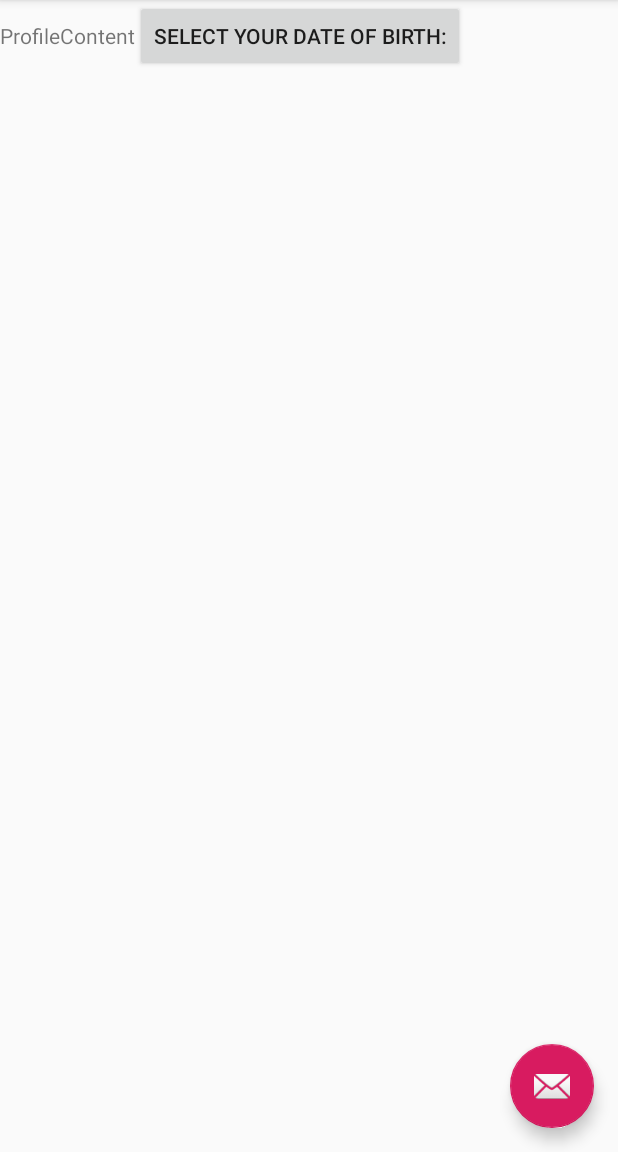
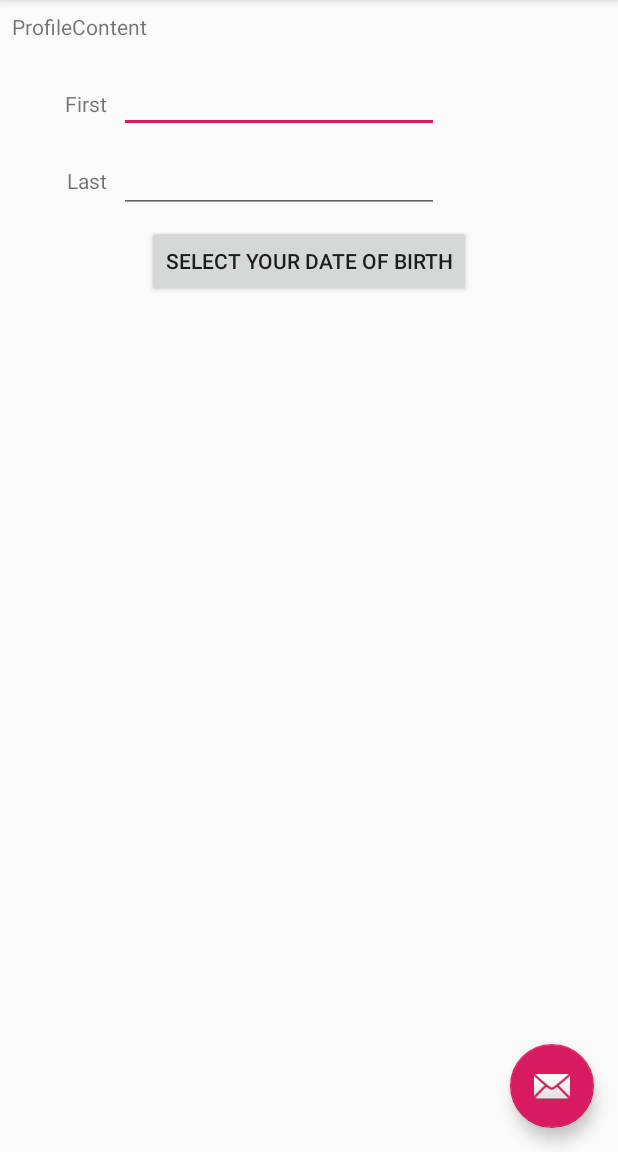
Before and after one commit to Billyjim1/CollegeAppBilly, an Android app: the screen it shows after launch (ApplicantActivity), in the side drawer, after a tap on "Profile", on a phone screen of 412 x 824 dp, the part 84-1236 px from its top. Run offline under Robolectric (Android 15) with nearby library versions, the phone set to English and light mode, and no system bars; libraries missing offline, so code that uses them is left out: com.backendless, com.backendless.async, com.backendless.exceptions, com.backendless.rt; 7 statements that could not run were skipped.

Commit message:
4/4/2019

```diff
--- a/app/src/main/java/com/insufficientlight/CollegeAppBilly/ApplicantActivity.java
+++ b/app/src/main/java/com/insufficientlight/CollegeAppBilly/ApplicantActivity.java
@@ -24,14 +24,16 @@ import com.backendless.exceptions.BackendlessFault;
 import static com.backendless.rt.RTTypes.log;
 
 public class ApplicantActivity extends AppCompatActivity
-        implements NavigationView.OnNavigationItemSelectedListener {
+        implements NavigationView.OnNavigationItemSelectedListener
+{
 
     Fragment contentFragment = null;
 
     String APP_ID;
     String API_KEY;
     @Override
-    protected void onCreate(Bundle savedInstanceState) {
+    protected void onCreate(Bundle savedInstanceState)
+    {
         super.onCreate(savedInstanceState);
         APP_ID = getString(R.string.APP_ID);
         API_KEY = getString(R.string.API_KEY);
@@ -41,18 +43,19 @@ public class ApplicantActivity extends AppCompatActivity
         BackendlessUser user = new BackendlessUser();
         user.setEmail("Billy@insufficient-light.com");
         user.setPassword("CorrectHorseBatteryStaple");
+        Log.i("Registration", "Calling Backendless");
         Backendless.UserService.register(user, new AsyncCallback<BackendlessUser>()
         {
             @Override
             public void handleResponse(BackendlessUser response)
             {
-                Log.i("user", response.getEmail()+ "You've been registered dipshit");
+                Log.i("user", response.getEmail()+ "You've been registered");
             }
 
             @Override
             public void handleFault(BackendlessFault fault)
             {
-                Log.e("Backendless Error", fault.getMessage());
+                Log.e("Back end less Error", fault.getMessage());
             }
         });
         setContentView(R.layout.activity_applicant);
@@ -63,7 +66,7 @@ public class ApplicantActivity extends AppCompatActivity
         fab.setOnClickListener(new View.OnClickListener() {
             @Override
             public void onClick(View view) {
-                Snackbar.make(view, "Replace with your own action", Snackbar.LENGTH_LONG)
+                Snackbar.make(view, "*Confused Screaming*   ", Snackbar.LENGTH_LONG)
                         .setAction("Action", null).show();
             }
         });
--- a/app/src/main/res/layout/fragment_profile.xml
+++ b/app/src/main/res/layout/fragment_profile.xml
@@ -1,23 +1,76 @@
 <?xml version="1.0" encoding="utf-8"?>
-<android.support.constraint.ConstraintLayout
-    xmlns:android="http://schemas.android.com/apk/res/android" android:layout_width="match_parent"
-    android:layout_height="match_parent">
-
-    <LinearLayout
+<android.support.constraint.ConstraintLayout xmlns:android="http://schemas.android.com/apk/res/android"
+    xmlns:app="http://schemas.android.com/apk/res-auto"
+    xmlns:tools="http://schemas.android.com/tools"
     android:layout_width="match_parent"
     android:layout_height="match_parent">
 
+
     <TextView
+        android:id="@+id/familyTextView"
         android:layout_width="wrap_content"
         android:layout_height="wrap_content"
-            android:text="ProfileContent"/>
+        android:layout_marginStart="8dp"
+        android:layout_marginTop="8dp"
+        android:text="ProfileContent"
+        app:layout_constraintStart_toStartOf="parent"
+        app:layout_constraintTop_toTopOf="parent" />
+
+    <TextView
+        android:id="@+id/profilefirstNameView"
+        android:layout_width="wrap_content"
+        android:layout_height="wrap_content"
+        android:layout_marginStart="8dp"
+        android:layout_marginTop="32dp"
+        android:text="First"
+        app:layout_constraintEnd_toEndOf="@+id/familyTextView"
+        app:layout_constraintStart_toStartOf="@+id/familyTextView"
+        app:layout_constraintTop_toBottomOf="@+id/familyTextView" />
+
+    <TextView
+        android:id="@+id/profilelastNameView"
+        android:layout_width="wrap_content"
+        android:layout_height="wrap_content"
+        android:layout_marginTop="32dp"
+        android:text="Last"
+        app:layout_constraintEnd_toEndOf="@+id/familyTextView"
+        app:layout_constraintHorizontal_bias="0.575"
+        app:layout_constraintStart_toStartOf="@+id/familyTextView"
+        app:layout_constraintTop_toBottomOf="@+id/profilefirstNameView" />
+
+    <EditText
+        android:id="@+id/profileFirstEdit"
+        android:layout_width="wrap_content"
+        android:layout_height="wrap_content"
+        android:layout_marginStart="8dp"
+        android:layout_marginTop="16dp"
+        android:ems="10"
+        android:inputType="textPersonName"
+        app:layout_constraintStart_toEndOf="@+id/profilefirstNameView"
+        app:layout_constraintTop_toBottomOf="@+id/familyTextView" />
+
+    <EditText
+        android:id="@+id/profileLastEdit"
+        android:layout_width="wrap_content"
+        android:layout_height="wrap_content"
+        android:layout_marginStart="8dp"
+        android:layout_marginTop="8dp"
+        android:ems="10"
+        android:inputType="textPersonName"
+        app:layout_constraintStart_toEndOf="@+id/profilelastNameView"
+        app:layout_constraintTop_toBottomOf="@+id/profileFirstEdit" />
 
     <Button
+        android:id="@+id/DatePickerButton"
         android:layout_width="wrap_content"
         android:layout_height="wrap_content"
-            android:text="Select your date of birth:"
-            android:id="@+id/DatePickerButton"/>
+        android:layout_marginStart="8dp"
+        android:layout_marginTop="8dp"
+        android:layout_marginEnd="8dp"
+        android:text="Select your date of birth"
+        app:layout_constraintEnd_toEndOf="parent"
+        app:layout_constraintStart_toStartOf="parent"
+        app:layout_constraintTop_toBottomOf="@+id/profileLastEdit" />
 
-    </LinearLayout>
 
 </android.support.constraint.ConstraintLayout>
```
Lines whose indentation alone changed are shown as unchanged.
